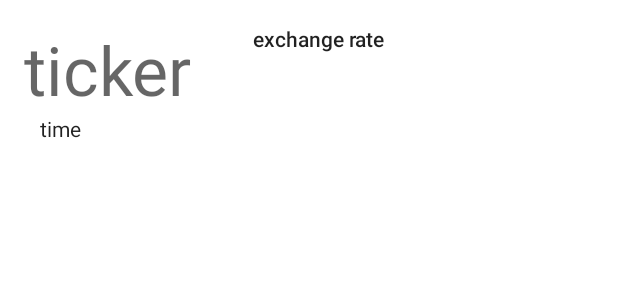
After one commit to DariusGarcia/Cryptonite, an Android app: the layout item_currency.xml on its own in the app's theme, with its tools: preview values and no code run, on a phone screen of 412 x 824 dp. The commit adds this screen. Shown: the top 300 px of the screen. Run offline under Robolectric (Android 15) with nearby library versions, the phone set to English and light mode, and no system bars; Roboto replaces fonts that are not available here.

```diff
--- a/app/src/main/java/com/example/cryptowatch/LoginActivity.kt
+++ b/app/src/main/java/com/example/cryptowatch/LoginActivity.kt
@@ -19,7 +19,7 @@ class LoginActivity : AppCompatActivity() {
         setContentView(R.layout.activity_login)
 
         // Check if there's a user logged in
-        //If there is, take them to MainActivity
+//        //If there is, take them to MainActivity
         if (ParseUser.getCurrentUser() != null) {
             goToMainActivity()
         }
--- /dev/null
+++ b/app/src/main/res/layout/item_currency.xml
@@ -0,0 +1,46 @@
+<?xml version="1.0" encoding="utf-8"?>
+<androidx.constraintlayout.widget.ConstraintLayout xmlns:android="http://schemas.android.com/apk/res/android"
+    xmlns:app="http://schemas.android.com/apk/res-auto"
+    xmlns:tools="http://schemas.android.com/tools"
+    android:layout_width="match_parent"
+    android:layout_height="wrap_content">
+
+    <TextView
+        android:id="@+id/tvTicker"
+        android:layout_width="127dp"
+        android:layout_height="56dp"
+        android:layout_marginStart="16dp"
+        android:layout_marginTop="16dp"
+        android:text="ticker"
+        android:textAppearance="@style/TextAppearance.AppCompat.Display2"
+        app:layout_constraintStart_toStartOf="parent"
+        app:layout_constraintTop_toTopOf="parent" />
+
+    <TextView
+        android:id="@+id/tvER"
+        android:layout_width="235dp"
+        android:layout_height="86dp"
+        android:layout_marginStart="32dp"
+        android:layout_marginTop="16dp"
+        android:layout_marginEnd="8dp"
+        android:maxLines="1"
+        android:text="exchange rate"
+        android:textAppearance="@style/TextAppearance.AppCompat.Body2"
+        app:layout_constraintEnd_toEndOf="parent"
+        app:layout_constraintHorizontal_bias="1.0"
+        app:layout_constraintStart_toEndOf="@+id/tvTicker"
+        app:layout_constraintTop_toTopOf="parent" />
+
+    <TextView
+        android:id="@+id/tvTIme"
+        android:layout_width="141dp"
+        android:layout_height="47dp"
+        android:layout_marginTop="4dp"
+        android:maxLines="1"
+        android:text="time"
+        android:textAppearance="@style/TextAppearance.AppCompat.Body1"
+        app:layout_constraintEnd_toEndOf="parent"
+        app:layout_constraintHorizontal_bias="0.099"
+        app:layout_constraintStart_toStartOf="parent"
+        app:layout_constraintTop_toBottomOf="@+id/tvTicker" />
+</androidx.constraintlayout.widget.ConstraintLayout>
```
Also changed, not shown: app/src/main/java/com/example/cryptowatch/BTC.kt (added, +28 -0 lines), app/src/main/java/com/example/cryptowatch/BTCAdapter.kt (added, +36 -0 lines), app/src/main/java/com/example/cryptowatch/MainActivity.kt (+45 -0 lines), app/src/main/res/layout/activity_main.xml (+7 -7 lines), 1 other file.
